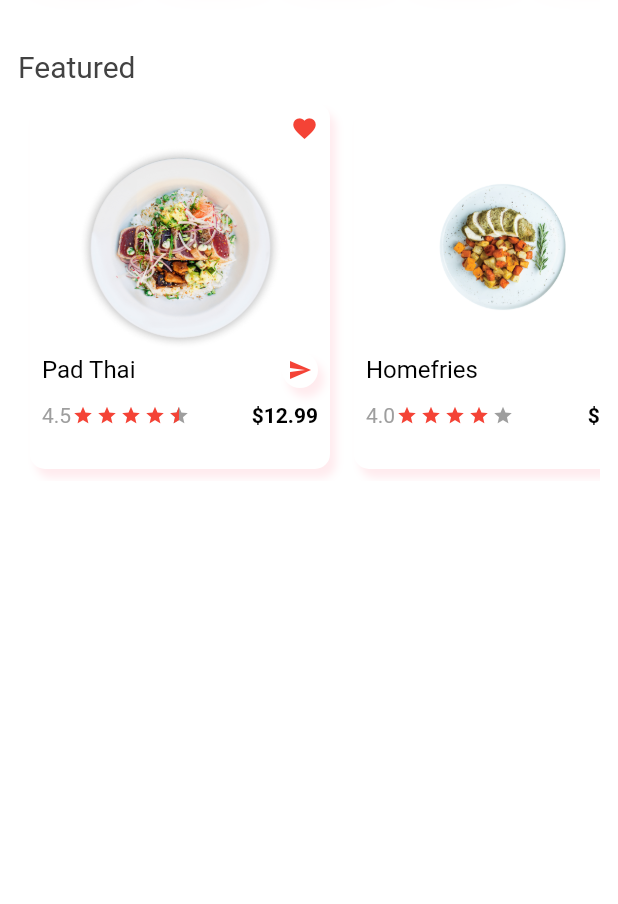
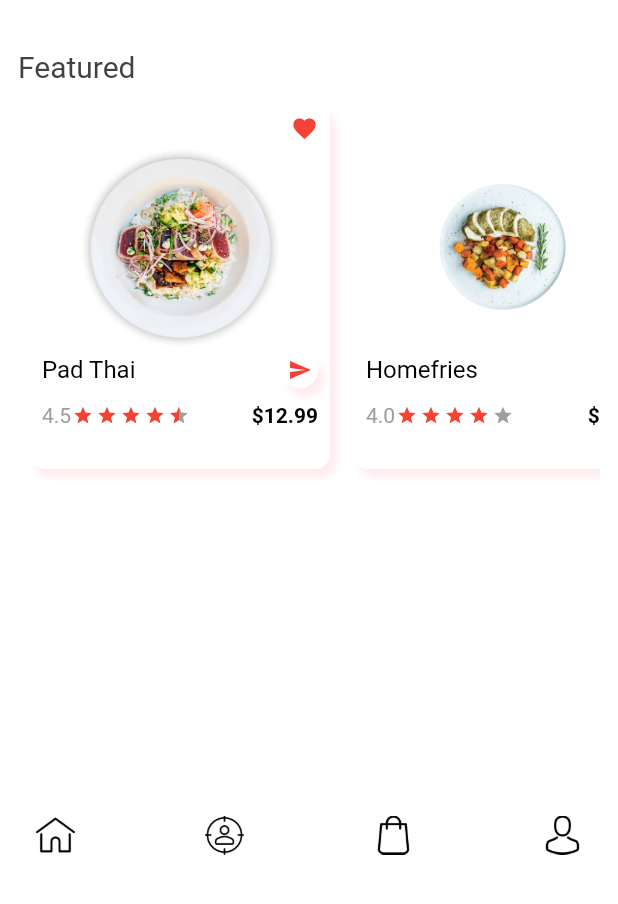
Before and after one commit to kharioki/Food_app, a Flutter app: the screen it shows after launch, on a phone screen of 412 x 824 dp, the part 332-1236 px from its top. Run offline on Flutter 3.47's test engine with Material 2 defaults, Android fonts, the phone set to English and light mode, and no system bars; drawn by our look-alikes of flutter_rating_bar.

Commit message:
bottom navigation and nav assets

```diff
--- a/lib/screens/home_screen.dart
+++ b/lib/screens/home_screen.dart
@@ -14,6 +14,48 @@ class _HomeScreenState extends State<HomeScreen> {
   Widget build(BuildContext context) {
     return Scaffold(
       backgroundColor: white,
+      bottomNavigationBar: Container(
+        margin: EdgeInsets.only(bottom: 25),
+        padding: EdgeInsets.symmetric(horizontal: 16),
+        color: white,
+        child: Row(
+          mainAxisAlignment: MainAxisAlignment.spaceBetween,
+          children: [
+            Padding(
+              padding: const EdgeInsets.all(8.0),
+              child: Image.asset(
+                'assets/images/home.png',
+                width: 26,
+                height: 26,
+              ),
+            ),
+            Padding(
+              padding: const EdgeInsets.all(8.0),
+              child: Image.asset(
+                'assets/images/target.png',
+                width: 26,
+                height: 26,
+              ),
+            ),
+            Padding(
+              padding: const EdgeInsets.all(8.0),
+              child: Image.asset(
+                'assets/images/shopping-bag.png',
+                width: 26,
+                height: 26,
+              ),
+            ),
+            Padding(
+              padding: const EdgeInsets.all(8.0),
+              child: Image.asset(
+                'assets/images/avatar.png',
+                width: 26,
+                height: 26,
+              ),
+            ),
+          ],
+        ),
+      ),
       body: SafeArea(
         child: ListView(
           padding: EdgeInsets.symmetric(horizontal: 12),
```
Also changed, not shown: assets/images/avatar.png (added).
